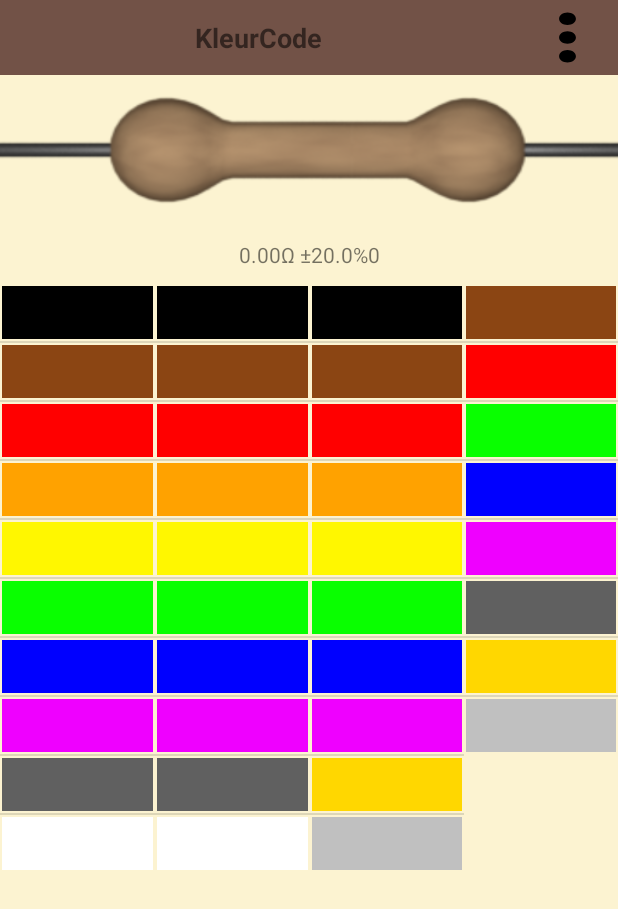
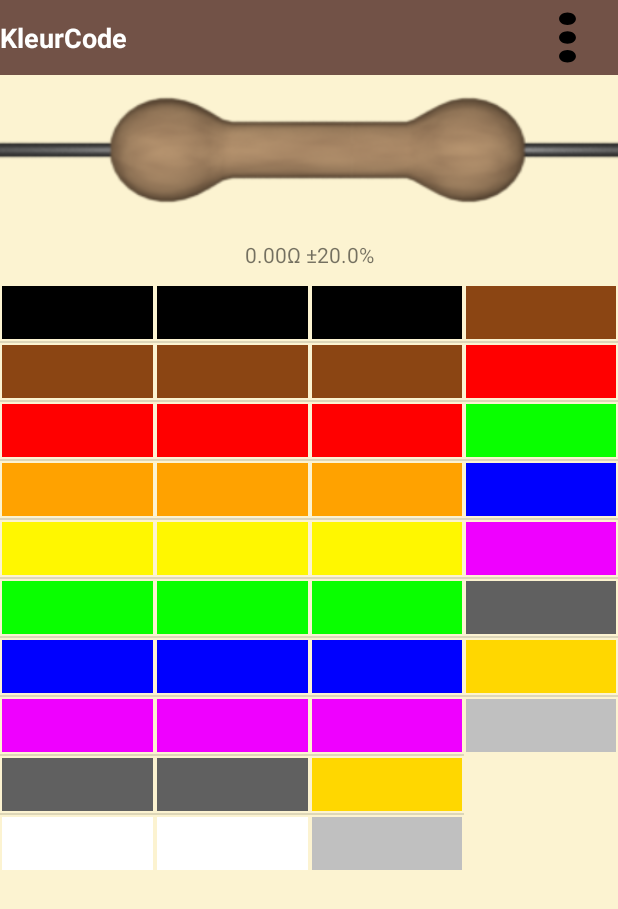
Before and after one commit to JonasKoppen/ResistorCalculator, an Android app: the ResistorCalc screen opened directly, with no data from a screen before it, on a phone screen of 412 x 824 dp. Shown: the top 909 px of the screen. Run offline under Robolectric (Android 15) with nearby library versions, the phone set to English and light mode, and no system bars.

Commit message:
fixed some things in resistorcalc, graphics: offset for the colors, the texts does not show hi when there is no data, resistors starts empty instead of random colors

```diff
--- a/app/src/main/java/ap/appoty/viktorsegers/jonaskoppen/resistorcalculator/ResistorCalc.java
+++ b/app/src/main/java/ap/appoty/viktorsegers/jonaskoppen/resistorcalculator/ResistorCalc.java
@@ -88,23 +88,14 @@ public class ResistorCalc extends Activity {
             }
         }
 
-        txtOut.setText(String.format("%.2f",value) + text + " ±" + String.valueOf(tolaerance.getValue()) + "%" + selectedView);
-        if(activeView <= 4){
-            resistorCalcView.setColors(
-                    ContextCompat.getColor(this, R.color.Empty),
-                    ContextCompat.getColor(this,(firstNum).getColorCode()),
-                    ContextCompat.getColor(this,(secNum).getColorCode()),
-                    ContextCompat.getColor(this,(factor).getColorCode()),
-                    ContextCompat.getColor(this,(tolaerance).getColorCode()));
-        }
-        else {
+        txtOut.setText(String.format("%.2f",value) + text + " ±" + String.valueOf(tolaerance.getValue()) + "%");
         resistorCalcView.setColors(
                 ContextCompat.getColor(this,(firstNum).getColorCode()),
                 ContextCompat.getColor(this,(secNum).getColorCode()),
                 ContextCompat.getColor(this,(thirdNum).getColorCode()),
                 ContextCompat.getColor(this,(factor).getColorCode()),
                 ContextCompat.getColor(this,(tolaerance).getColorCode()));
-        }
+
 
     }
 
@@ -181,6 +172,8 @@ public class ResistorCalc extends Activity {
         thirdNum = colorsList.get(12);
         factor = colorsList.get(12);
         tolaerance = colorsList.get(13);
+
+        resistorCalcView.resetColors();
 
         selBands = (Spinner)findViewById(R.id.selBands);
         ArrayAdapter arrayAdapter = ArrayAdapter.createFromResource(this, R.array.resistBands, android.R.layout.simple_dropdown_item_1line);
--- a/app/src/main/java/ap/appoty/viktorsegers/jonaskoppen/resistorcalculator/ResistorCalcView.java
+++ b/app/src/main/java/ap/appoty/viktorsegers/jonaskoppen/resistorcalculator/ResistorCalcView.java
@@ -52,12 +52,7 @@ public class ResistorCalcView extends View {
         paint = new Paint();
         isInit = true;
         if(kleuren == null) {
-            kleuren = new ArrayList<>();
-            kleuren.add(Color.RED);
-            kleuren.add(Color.BLUE);
-            kleuren.add(Color.GRAY);
-            kleuren.add(Color.GREEN);
-            kleuren.add(Color.GRAY);
+            resetColors();
         }
     }
     @Override
@@ -76,9 +71,9 @@ public class ResistorCalcView extends View {
         canvas.drawBitmap(picture,new Rect(0,0,picture.getWidth(), picture.getHeight()), new Rect(0,0,width,height), paint);
 
         Rect first = new Rect((int)((float)width*0.247),(int)((float)height*0.1666),(int)((float)width*0.2911),(int)((float)height*0.83333));
-        Rect sec = new Rect((int)((float)width*0.38),(int)((float)height*0.3111),(int)((float)width*0.43),(int)((float)height*0.688888));
-        Rect third = new Rect((int)((float)width*0.48),(int)((float)height*0.3111),(int)((float)width*0.53),(int)((float)height*0.688888));
-        Rect factor = new Rect((int)((float)width*0.58),(int)((float)height*0.3111),(int)((float)width*0.63),(int)((float)height*0.688888));
+        Rect sec = new Rect((int)((float)width*0.37),(int)((float)height*0.3111),(int)((float)width*0.42),(int)((float)height*0.688888));
+        Rect third = new Rect((int)((float)width*0.44),(int)((float)height*0.3111),(int)((float)width*0.49),(int)((float)height*0.688888));
+        Rect factor = new Rect((int)((float)width*0.51),(int)((float)height*0.3111),(int)((float)width*0.56),(int)((float)height*0.688888));
         Rect tolerance = new Rect((int)((float)width*0.73),(int)((float)height*0.16666),(int)((float)width*0.785),(int)((float)height*0.8333));
 
         Rect test = new Rect(1,2,3,4);
@@ -112,6 +107,17 @@ public class ResistorCalcView extends View {
         kleuren.add(tolerance);
     }
 
+    public void resetColors()
+    {
+        int emptyColor = ContextCompat.getColor(getContext(),R.color.Empty);
+        kleuren = new ArrayList<>();
+        kleuren.add(emptyColor);
+        kleuren.add(emptyColor);
+        kleuren.add(emptyColor);
+        kleuren.add(emptyColor);
+        kleuren.add(emptyColor);
+    }
+
 
 
 }
--- a/app/src/main/res/layout/activity_resistor_calc.xml
+++ b/app/src/main/res/layout/activity_resistor_calc.xml
@@ -19,8 +19,9 @@
             android:layout_height="wrap_content"
             android:layout_gravity="center"
             android:layout_weight="4"
-            android:gravity="center"
+            android:gravity="left"
             android:text="KleurCode"
+            android:textColor="@color/White"
             android:textSize="18sp"
             android:textStyle="bold" />
 
--- a/app/src/main/res/layout/activity_resistor_calc2.xml
+++ b/app/src/main/res/layout/activity_resistor_calc2.xml
@@ -28,8 +28,9 @@
             android:layout_height="wrap_content"
             android:layout_gravity="center"
             android:layout_weight="4"
-            android:gravity="center"
+            android:gravity="left"
             android:text="KleurCode"
+            android:textColor="@color/White"
             android:textSize="18sp"
             android:textStyle="bold" />
 
--- a/app/src/main/res/layout/activity_resistor_calc3.xml
+++ b/app/src/main/res/layout/activity_resistor_calc3.xml
@@ -28,8 +28,9 @@
             android:layout_height="wrap_content"
             android:layout_gravity="center"
             android:layout_weight="4"
-            android:gravity="center"
+            android:gravity="left"
             android:text="KleurCode"
+            android:textColor="@color/White"
             android:textSize="18sp"
             android:textStyle="bold" />
 
```
Lines whose indentation alone changed are shown as unchanged.
